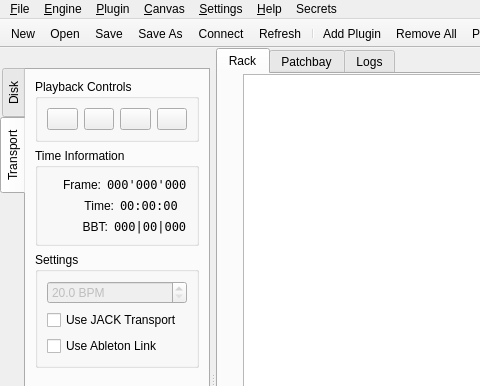
falkTX/Carla, file resources/ui/carla_host.ui: the form before one commit; both pictures show x 0 to 480 and y 0 to 386 of the 1058 by 716 pixel window.
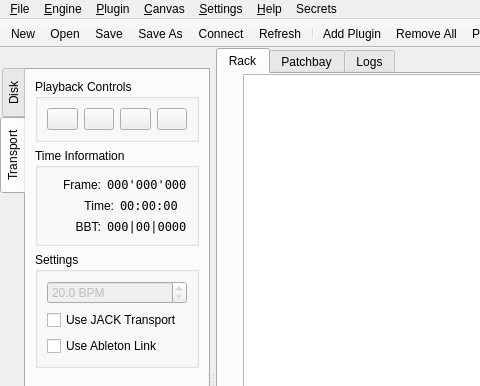
The form after the commit. The open tabs and pages were chosen to show the change. Icons and pictures are not drawn. Custom widgets are drawn as their Qt base class.

Commit message: Tweaks to transport code, still not quite there yet...

```diff
--- a/resources/ui/carla_host.ui
+++ b/resources/ui/carla_host.ui
@@ -611,7 +611,7 @@
                    </font>
                   </property>
                   <property name="text">
-                   <string>000|00|000</string>
+                   <string>000|00|0000</string>
                   </property>
                  </widget>
                 </item>
```
The commit also changes 1 other file.
